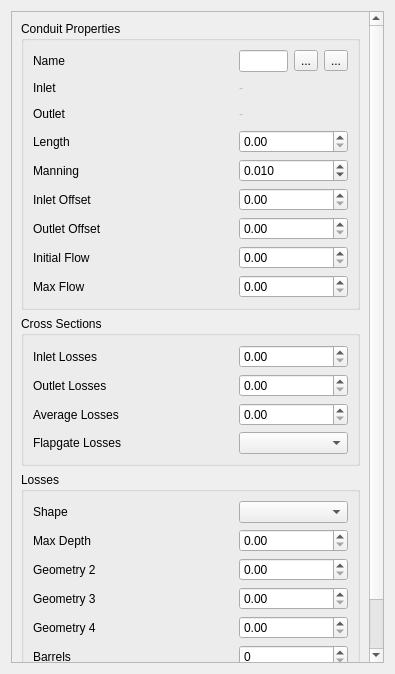
Before: the Qt Designer form flo2d/ui/conduit_attributes.ui in FLO-2DSoftware/qgis-flo-2d-plugin, drawn with Qt 5.
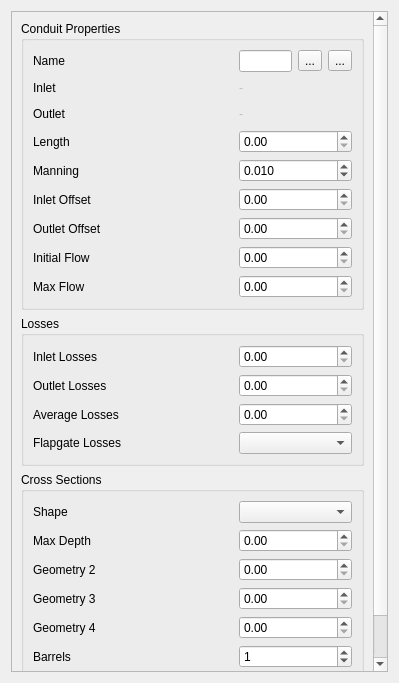
After: the same form once the commit is applied. Icons and pictures are not drawn.

Commit message: Blocked signals to avoid overwriting some values.

The edit to the form file:
```diff
--- a/flo2d/ui/conduit_attributes.ui
+++ b/flo2d/ui/conduit_attributes.ui
@@ -6,8 +6,8 @@
    <rect>
     <x>0</x>
     <y>0</y>
-    <width>395</width>
-    <height>674</height>
+    <width>399</width>
+    <height>683</height>
    </rect>
   </property>
   <property name="windowTitle">
@@ -24,8 +24,8 @@
        <rect>
         <x>0</x>
         <y>0</y>
-        <width>375</width>
-        <height>654</height>
+        <width>379</width>
+        <height>663</height>
        </rect>
       </property>
       <layout class="QGridLayout" name="gridLayout_2">
@@ -228,7 +228,7 @@
        <item row="2" column="0">
         <widget class="QGroupBox" name="groupBox_3">
          <property name="title">
-          <string>Losses</string>
+          <string>Cross Sections</string>
          </property>
          <layout class="QGridLayout" name="gridLayout_8">
           <item row="0" column="0">
@@ -319,7 +319,11 @@
              </widget>
             </item>
             <item row="5" column="1">
-             <widget class="QSpinBox" name="xsections_barrels"/>
+             <widget class="QSpinBox" name="xsections_barrels">
+              <property name="value">
+               <number>1</number>
+              </property>
+             </widget>
             </item>
            </layout>
           </item>
@@ -373,7 +377,7 @@
        <item row="1" column="0">
         <widget class="QGroupBox" name="groupBox_2">
          <property name="title">
-          <string>Cross Sections</string>
+          <string>Losses</string>
          </property>
          <layout class="QGridLayout" name="gridLayout_6">
           <item row="0" column="0">
```
The commit also changes 2 other files.
